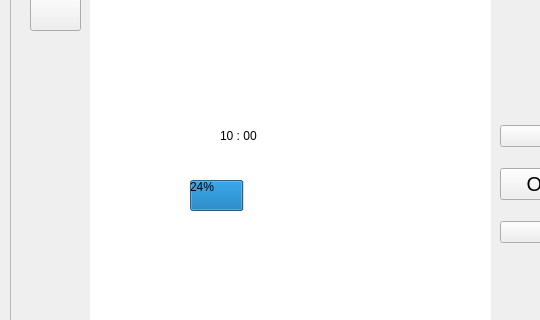
Old version of the form neureset/mainwindow.ui in the repository Gabmelom/neureset; both pictures show x 0 to 540 and y 100 to 420 of the 1249 by 780 pixel window.
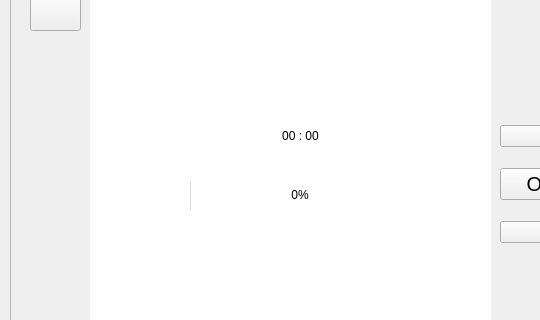
New version of the form. The open tabs and pages were chosen to show the change. Icons and pictures are not drawn.

Commit message: Show progress in progress bar

What changed in the file:
```diff
--- a/neureset/mainwindow.ui
+++ b/neureset/mainwindow.ui
@@ -357,20 +357,39 @@
         </rect>
        </property>
        <property name="value">
-        <number>24</number>
+        <number>0</number>
+       </property>
+       <property name="alignment">
+        <set>Qt::AlignCenter</set>
+       </property>
+       <property name="textVisible">
+        <bool>true</bool>
+       </property>
+       <property name="orientation">
+        <enum>Qt::Horizontal</enum>
+       </property>
+       <property name="textDirection">
+        <enum>QProgressBar::BottomToTop</enum>
        </property>
       </widget>
       <widget class="QLabel" name="sessionTimer">
        <property name="geometry">
         <rect>
-         <x>130</x>
+         <x>140</x>
          <y>120</y>
          <width>141</width>
          <height>51</height>
         </rect>
        </property>
+       <property name="styleSheet">
+        <string notr="true">
+font: 25pt &quot;DejaVu Sans&quot;;</string>
+       </property>
        <property name="text">
-        <string>10 : 00</string>
+        <string>00 : 00</string>
+       </property>
+       <property name="alignment">
+        <set>Qt::AlignCenter</set>
        </property>
       </widget>
      </widget>
```
Left out of the diff: 2 changed lines with no effect on the pictures. The commit also changes 3 other files.
